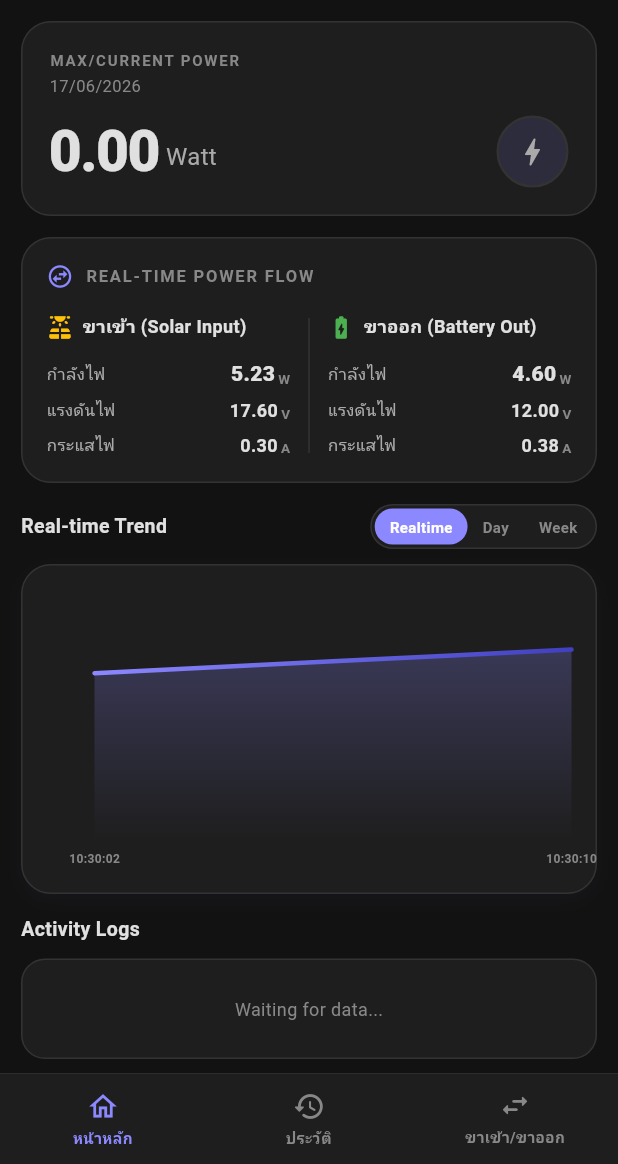
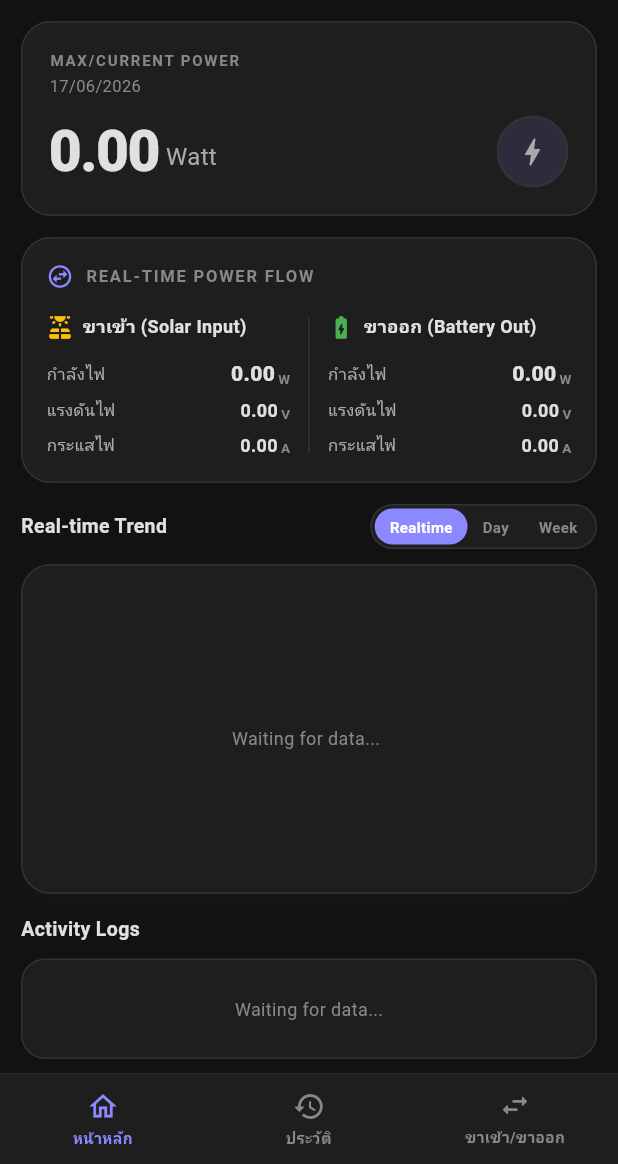
Before and after one commit to Narathon082/projectGA, a Flutter app: the screen it shows after launch, after a tap on the "dark mode" icon, on a phone screen of 412 x 824 dp, the part 72-1236 px from its top. Run offline on Flutter 3.47's test engine with Material 3 defaults, Android fonts, the light colour scheme and no system bars; drawn by our look-alikes of fl_chart; our stand-ins replace firebase_core, firebase_database; accounts and stored records are empty.

Commit message:
feat: implement real-time energy monitoring dashboard with Firebase integration and chart visualization

```diff
--- a/flutter_app_ga/lib/graph_page.dart
+++ b/flutter_app_ga/lib/graph_page.dart
@@ -26,7 +26,7 @@ class _WattDashboardPageState extends State<WattDashboardPage> {
   final DatabaseReference _historyRef = FirebaseDatabase.instance.ref('history');
 
   // Real-time Database references and local state
-  Timer? _simulationTimer;
+  StreamSubscription<DatabaseEvent>? _realtimeSubscription;
 
   double vin = 0.0;
   double iin = 0.0;
@@ -71,7 +71,7 @@ class _WattDashboardPageState extends State<WattDashboardPage> {
 
   @override
   void dispose() {
-    _simulationTimer?.cancel();
+    _realtimeSubscription?.cancel();
     super.dispose();
   }
 
@@ -90,33 +90,20 @@ class _WattDashboardPageState extends State<WattDashboardPage> {
   }
 
   void _setupRealtimeData() {
-    // Start simulation timer to simulate real-time input/output parameters
-    _simulationTimer = Timer.periodic(const Duration(seconds: 2), (timer) {
-      setState(() {
-        // Fallback to the latest historical watt if available, else 8.5W
-        double basePout = _latestHistoryWatt ?? 8.5;
-        if (basePout <= 0.1) basePout = 8.5;
+    _realtimeSubscription = FirebaseDatabase.instance.ref('realtime').onValue.listen((event) {
+      if (event.snapshot.value != null) {
+        final data = _convertToMap(event.snapshot.value);
+        setState(() {
+          vin = double.tryParse(data['vin']?.toString() ?? '0') ?? 0.0;
+          iin = double.tryParse(data['iin']?.toString() ?? '0') ?? 0.0;
+          pin = double.tryParse(data['pin']?.toString() ?? '0') ?? 0.0;
+          vout = double.tryParse(data['vout']?.toString() ?? '0') ?? 0.0;
+          iout = double.tryParse(data['iout']?.toString() ?? '0') ?? 0.0;
+          pout = double.tryParse(data['pout']?.toString() ?? '0') ?? 0.0;
 
-        final double randomSec = DateTime.now().second.toDouble();
-        final double wave = 0.5 * (1 + (randomSec / 60.0)); // subtle wave modifier
-
-        final double randV = (DateTime.now().millisecond % 80 - 40) / 100.0; // -0.4V to +0.4V
-        final double randI = (DateTime.now().millisecond % 60 - 30) / 1000.0; // -0.03A to +0.03A
-
-        // Output parameters (Battery charging side)
-        vout = 12.4 + randV;
-        iout = (basePout / vout) * wave + randI;
-        if (iout < 0) iout = 0;
-        pout = vout * iout;
-
-        // Input parameters (Solar panel side) - higher voltage and input watt (considering efficiency)
-        vin = 18.2 + randV * 1.5;
-        double efficiency = 0.88 + (DateTime.now().millisecond % 5) / 100.0; // 88% - 92% efficiency
-        pin = pout / efficiency;
-        iin = pin / vin;
-
-        _addRealtimePoint(pout);
-      });
+          _addRealtimePoint(pout);
+        });
+      }
     });
   }
 
```
Also changed, not shown: 2 other files.
